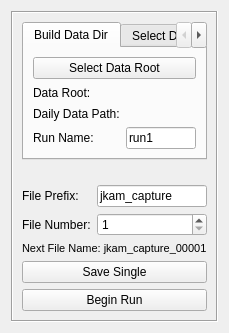
Old version of the form ui_resources/saveboxwidget.ui in the repository jagerber48/jkam_e6.
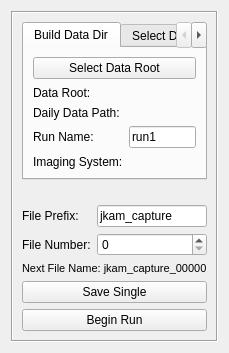
New version of the form.

Commit message: arm disarm functionality for savebox, change initial file to 0 and add subfolder for imaging system so different cameras save in different folders

Patch:
```diff
--- a/ui_resources/saveboxwidget.ui
+++ b/ui_resources/saveboxwidget.ui
@@ -7,7 +7,7 @@
     <x>0</x>
     <y>0</y>
     <width>220</width>
-    <height>320</height>
+    <height>339</height>
    </rect>
   </property>
   <property name="windowTitle">
@@ -31,7 +31,7 @@
          </font>
         </property>
         <property name="text">
-         <string>Next File Name: jkam_capture_00001</string>
+         <string>Next File Name: jkam_capture_00000</string>
         </property>
        </widget>
       </item>
@@ -69,13 +69,13 @@
       <item row="10" column="1" colspan="2">
        <widget class="QSpinBox" name="file_number_spinBox">
         <property name="minimum">
-         <number>1</number>
+         <number>0</number>
         </property>
         <property name="maximum">
          <number>100000</number>
         </property>
         <property name="value">
-         <number>1</number>
+         <number>0</number>
         </property>
        </widget>
       </item>
@@ -145,6 +145,20 @@
             </property>
            </widget>
           </item>
+          <item row="4" column="0">
+           <widget class="QLabel" name="imaging_system_label">
+            <property name="text">
+             <string>Imaging System:</string>
+            </property>
+           </widget>
+          </item>
+          <item row="4" column="1">
+           <widget class="QLabel" name="imaging_system_value_label">
+            <property name="text">
+             <string/>
+            </property>
+           </widget>
+          </item>
          </layout>
         </widget>
         <widget class="QWidget" name="select_dir_tab">
```
The commit also changes 3 other files.
